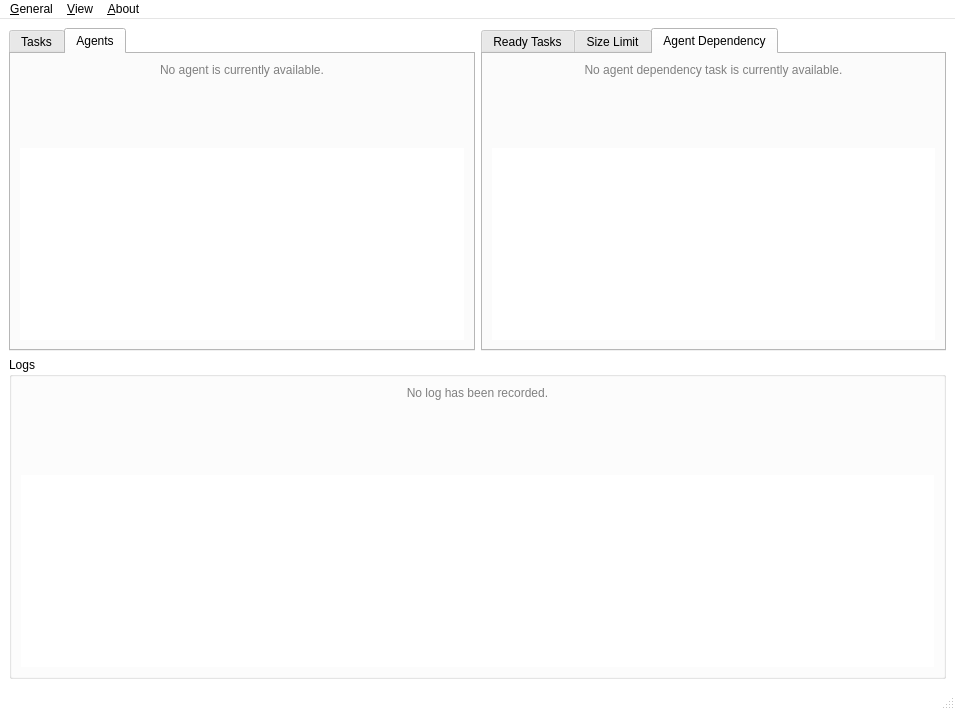
Before: the Qt Designer form ui/panels/mainpanel.ui in amirmohsen1384/legendary-os, drawn with Qt 5.
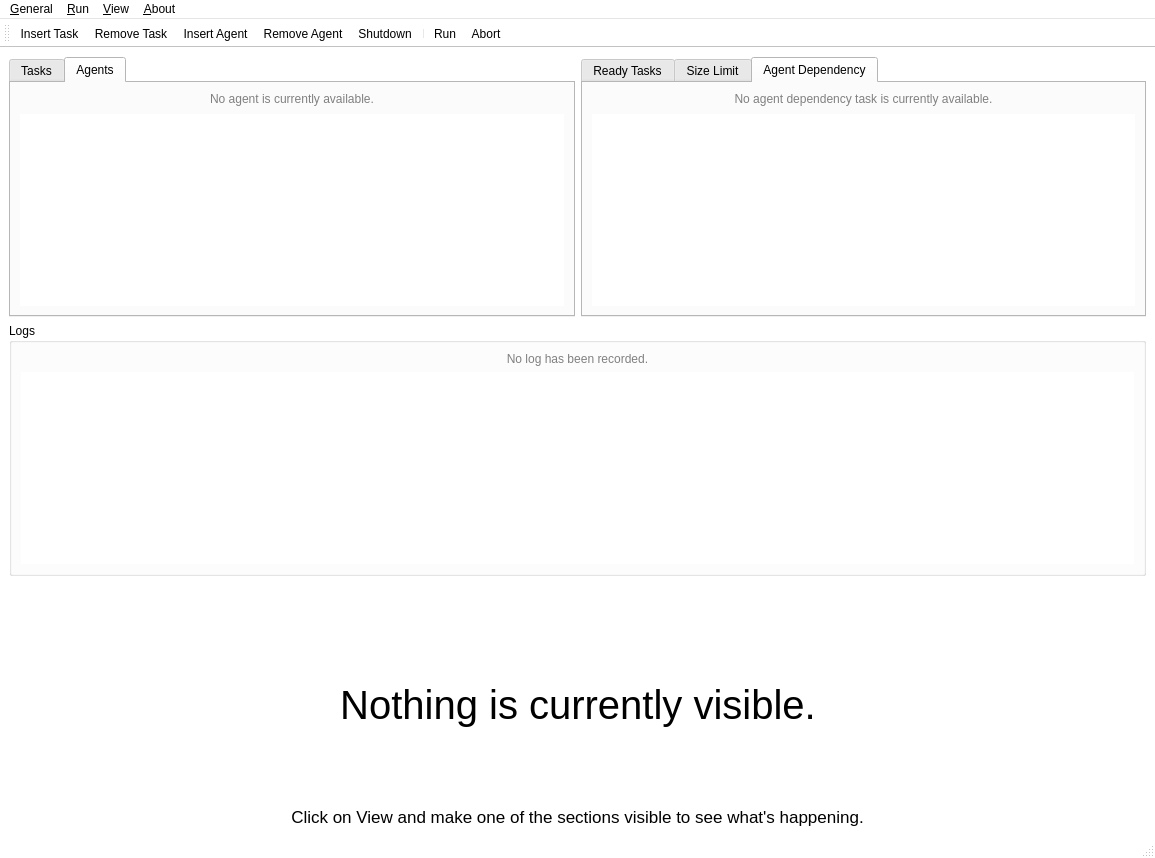
After: the same form once the commit is applied. The open tabs and pages were chosen to show the change. Icons and pictures are not drawn.

Commit message: Designed the UI of the program

Diff of the .ui file:
```diff
--- a/ui/panels/mainpanel.ui
+++ b/ui/panels/mainpanel.ui
@@ -6,10 +6,16 @@
    <rect>
     <x>0</x>
     <y>0</y>
-    <width>955</width>
-    <height>710</height>
+    <width>1155</width>
+    <height>858</height>
    </rect>
   </property>
+  <property name="sizePolicy">
+   <sizepolicy hsizetype="MinimumExpanding" vsizetype="MinimumExpanding">
+    <horstretch>0</horstretch>
+    <verstretch>0</verstretch>
+   </sizepolicy>
+  </property>
   <property name="palette">
    <palette>
     <active>
@@ -69,7 +75,13 @@
       <item>
        <widget class="QTabWidget" name="entitiesGroup">
         <property name="currentIndex">
-         <number>0</number>
+         <number>1</number>
+        </property>
+        <property name="iconSize">
+         <size>
+          <width>24</width>
+          <height>24</height>
+         </size>
         </property>
         <widget class="QWidget" name="tasksTab">
          <attribute name="title">
@@ -151,7 +163,13 @@
       <item>
        <widget class="QTabWidget" name="queueGroup">
         <property name="currentIndex">
-         <number>1</number>
+         <number>2</number>
+        </property>
+        <property name="iconSize">
+         <size>
+          <width>24</width>
+          <height>24</height>
+         </size>
         </property>
         <widget class="QWidget" name="readyTasksTab">
          <attribute name="title">
@@ -268,7 +286,7 @@
        <string>Logs</string>
       </property>
       <property name="flat">
-       <bool>true</bool>
+       <bool>false</bool>
       </property>
       <layout class="QVBoxLayout" name="verticalLayout_7">
        <item>
@@ -303,6 +321,134 @@
       </layout>
      </widget>
     </item>
+    <item>
+     <layout class="QGridLayout" name="gridLayout">
+      <item row="0" column="3">
+       <widget class="QLabel" name="label_3">
+        <property name="text">
+         <string/>
+        </property>
+       </widget>
+      </item>
+      <item row="1" column="0" colspan="2">
+       <spacer name="horizontalSpacer">
+        <property name="orientation">
+         <enum>Qt::Orientation::Horizontal</enum>
+        </property>
+        <property name="sizeHint" stdset="0">
+         <size>
+          <width>40</width>
+          <height>20</height>
+         </size>
+        </property>
+       </spacer>
+      </item>
+      <item row="1" column="2" colspan="3">
+       <widget class="QLabel" name="label">
+        <property name="sizePolicy">
+         <sizepolicy hsizetype="MinimumExpanding" vsizetype="MinimumExpanding">
+          <horstretch>0</horstretch>
+          <verstretch>0</verstretch>
+         </sizepolicy>
+        </property>
+        <property name="font">
+         <font>
+          <pointsize>30</pointsize>
+          <stylestrategy>PreferAntialias</stylestrategy>
+          <fontweight>ExtraLight</fontweight>
+         </font>
+        </property>
+        <property name="text">
+         <string>Nothing is currently visible.</string>
+        </property>
+        <property name="alignment">
+         <set>Qt::AlignmentFlag::AlignCenter</set>
+        </property>
+       </widget>
+      </item>
+      <item row="2" column="0">
+       <spacer name="horizontalSpacer_2">
+        <property name="orientation">
+         <enum>Qt::Orientation::Horizontal</enum>
+        </property>
+        <property name="sizeHint" stdset="0">
+         <size>
+          <width>40</width>
+          <height>20</height>
+         </size>
+        </property>
+       </spacer>
+      </item>
+      <item row="2" column="1" colspan="5">
+       <widget class="QLabel" name="label_2">
+        <property name="font">
+         <font>
+          <pointsize>13</pointsize>
+          <fontweight>Light</fontweight>
+         </font>
+        </property>
+        <property name="text">
+         <string>Click on View and make one of the sections visible to see what's happening.</string>
+        </property>
+        <property name="alignment">
+         <set>Qt::AlignmentFlag::AlignCenter</set>
+        </property>
+       </widget>
+      </item>
+      <item row="2" column="6">
+       <spacer name="horizontalSpacer_4">
+        <property name="orientation">
+         <enum>Qt::Orientation::Horizontal</enum>
+        </property>
+        <property name="sizeHint" stdset="0">
+         <size>
+          <width>40</width>
+          <height>20</height>
+         </size>
+        </property>
+       </spacer>
+      </item>
+      <item row="1" column="5" colspan="2">
+       <spacer name="horizontalSpacer_3">
+        <property name="orientation">
+         <enum>Qt::Orientation::Horizontal</enum>
+        </property>
+        <property name="sizeHint" stdset="0">
+         <size>
+          <width>40</width>
+          <height>20</height>
+         </size>
+        </property>
+       </spacer>
+      </item>
+      <item row="0" column="0" colspan="3">
+       <spacer name="horizontalSpacer_5">
+        <property name="orientation">
+         <enum>Qt::Orientation::Horizontal</enum>
+        </property>
+        <property name="sizeHint" stdset="0">
+         <size>
+          <width>40</width>
+          <height>20</height>
+         </size>
+        </property>
+       </spacer>
+      </item>
+      <item row="0" column="4" colspan="3">
+       <spacer name="horizontalSpacer_6">
+        <property name="orientation">
+         <enum>Qt::Orientation::Horizontal</enum>
+        </property>
+        <property name="sizeHint" stdset="0">
+         <size>
+          <width>40</width>
+          <height>20</height>
+         </size>
+        </property>
+       </spacer>
+      </item>
+     </layout>
+    </item>
    </layout>
   </widget>
   <widget class="QMenuBar" name="menubar">
@@ -310,7 +456,7 @@
     <rect>
      <x>0</x>
      <y>0</y>
-     <width>955</width>
+     <width>1155</width>
      <height>26</height>
     </rect>
    </property>
@@ -347,11 +493,44 @@
     <addaction name="actionGitHubPage"/>
     <addaction name="actionAboutQt"/>
    </widget>
+   <widget class="QMenu" name="menu_Run">
+    <property name="title">
+     <string>&amp;Run</string>
+    </property>
+    <addaction name="actionPlay"/>
+    <addaction name="actionAbort"/>
+   </widget>
    <addaction name="menuGeneral"/>
+   <addaction name="menu_Run"/>
    <addaction name="menuView"/>
    <addaction name="menuHelp"/>
   </widget>
   <widget class="QStatusBar" name="statusbar"/>
+  <widget class="QToolBar" name="toolBar">
+   <property name="windowTitle">
+    <string>toolBar</string>
+   </property>
+   <property name="iconSize">
+    <size>
+     <width>32</width>
+     <height>32</height>
+    </size>
+   </property>
+   <attribute name="toolBarArea">
+    <enum>TopToolBarArea</enum>
+   </attribute>
+   <attribute name="toolBarBreak">
+    <bool>false</bool>
+   </attribute>
+   <addaction name="actionInsertTask"/>
+   <addaction name="actionRemoveTask"/>
+   <addaction name="actionInsertAgent"/>
+   <addaction name="actionRemoveAgent"/>
+   <addaction name="actionShutdown"/>
+   <addaction name="separator"/>
+   <addaction name="actionPlay"/>
+   <addaction name="actionAbort"/>
+  </widget>
   <action name="actionLogs">
    <property name="checkable">
     <bool>true</bool>
@@ -510,6 +689,30 @@
     <string>F6</string>
    </property>
   </action>
+  <action name="actionPlay">
+   <property name="icon">
+    <iconset resource="../../resources.qrc">
+     <normaloff>:/icons/run/play.png</normaloff>:/icons/run/play.png</iconset>
+   </property>
+   <property name="text">
+    <string>Run</string>
+   </property>
+   <property name="shortcut">
+    <string>Space</string>
+   </property>
+  </action>
+  <action name="actionAbort">
+   <property name="icon">
+    <iconset resource="../../resources.qrc">
+     <normaloff>:/icons/run/stop.png</normaloff>:/icons/run/stop.png</iconset>
+   </property>
+   <property name="text">
+    <string>Abort</string>
+   </property>
+   <property name="shortcut">
+    <string>Esc</string>
+   </property>
+  </action>
  </widget>
  <resources/>
  <connections>
```
Left out of the diff: 92 changed lines with no effect on the pictures.
